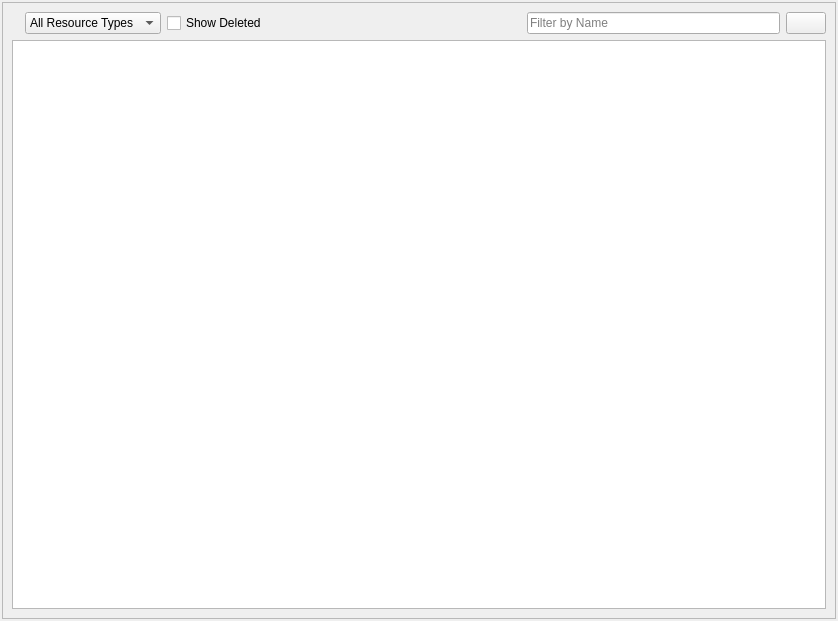
ezEngine/ezEngine, file Code/Tools/Inspector/ResourceWidget.ui: the form before one commit.
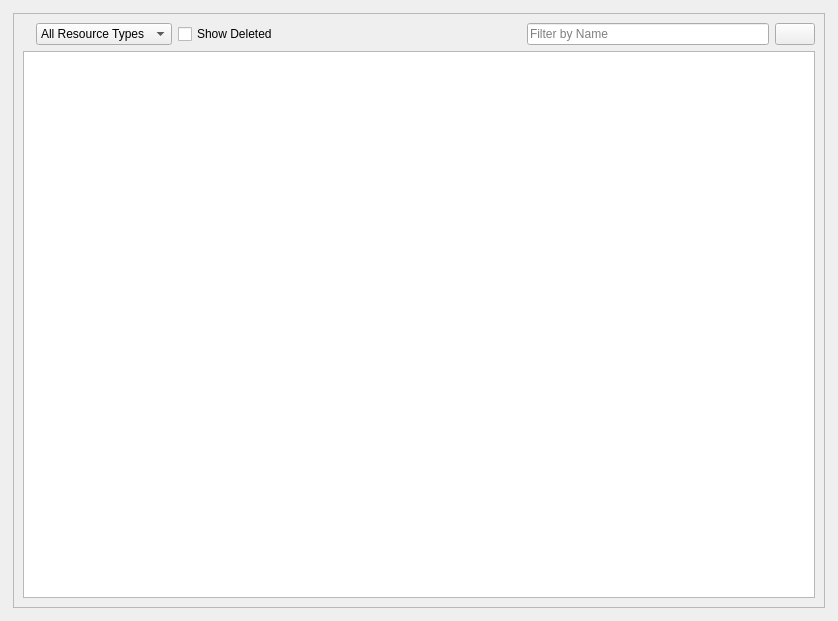
The form after the commit. Icons and pictures are not drawn.

```diff
--- a/Code/Tools/Inspector/ResourceWidget.ui
+++ b/Code/Tools/Inspector/ResourceWidget.ui
@@ -1,7 +1,7 @@
 <?xml version="1.0" encoding="UTF-8"?>
 <ui version="4.0">
  <class>ResourceWidget</class>
- <widget class="QDockWidget" name="ResourceWidget">
+ <widget class="QWidget" name="ResourceWidget">
   <property name="geometry">
    <rect>
     <x>0</x>
@@ -22,16 +22,11 @@
     <height>5</height>
    </size>
   </property>
-  <property name="features">
-   <set>QDockWidget::AllDockWidgetFeatures</set>
-  </property>
-  <property name="allowedAreas">
-   <set>Qt::AllDockWidgetAreas</set>
-  </property>
   <property name="windowTitle">
    <string>Resources</string>
   </property>
-  <widget class="QWidget" name="dockWidgetContents">
+  <layout class="QVBoxLayout" name="verticalLayout_2">
+   <item>
    <layout class="QVBoxLayout" name="verticalLayout_3">
     <property name="spacing">
      <number>0</number>
@@ -169,7 +164,8 @@
      </widget>
     </item>
    </layout>
-  </widget>
+   </item>
+  </layout>
  </widget>
  <resources>
   <include location="resources.qrc"/>
```
Left out of the diff: 2 changed lines with no effect on the pictures. Lines whose indentation alone changed are shown as unchanged.
